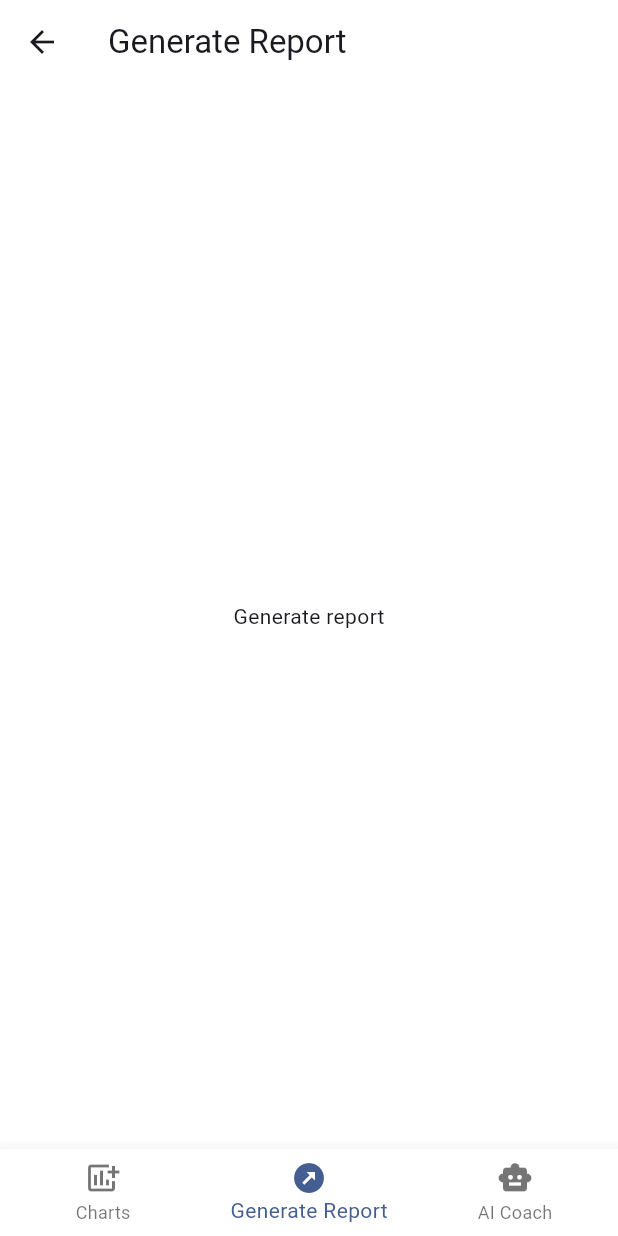
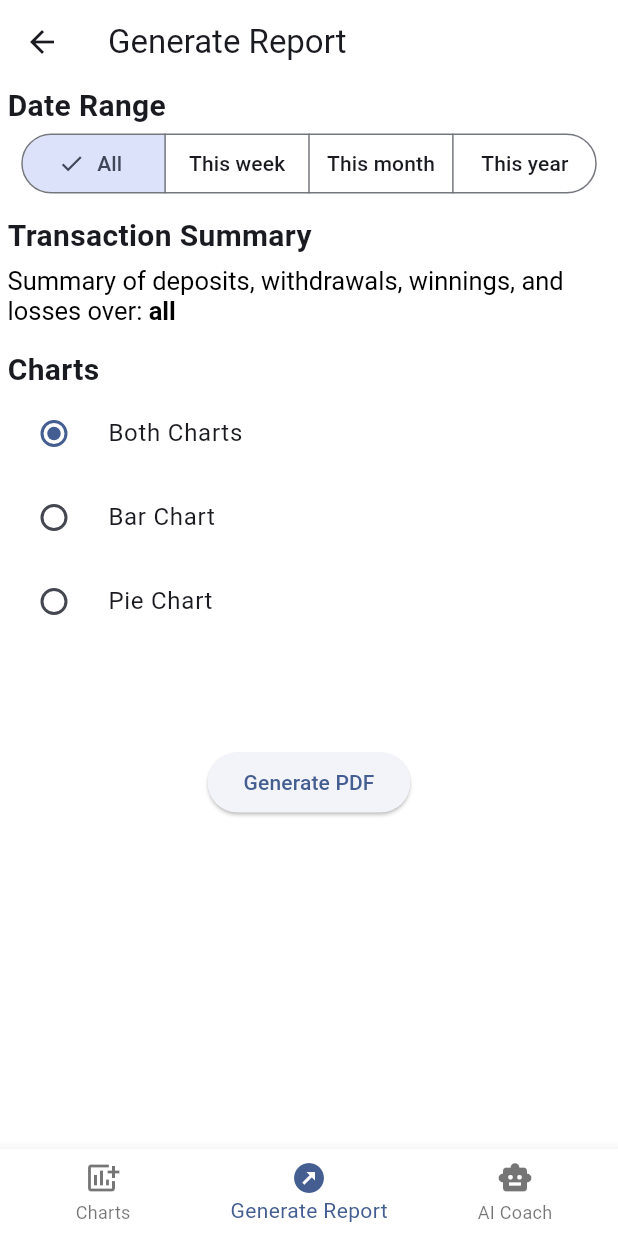
Before and after one commit to simong2/bet-better, a Flutter app: the MoreAnalysis screen opened directly, item 2 of the bottom bar chosen, on a phone screen of 412 x 824 dp. Run offline on Flutter 3.47's test engine with Material 3 defaults, Android fonts, the phone set to English and light mode, and no system bars; our stand-ins replace cloud_firestore, firebase_auth, firebase_core, fl_chart, flutter_dotenv, shared_preferences and 1 more; accounts and stored records are empty.

Commit message:
before adding pdf package

```diff
--- a/lib/screens/chatbot.dart
+++ b/lib/screens/chatbot.dart
@@ -10,7 +10,14 @@ class Chatbot extends StatefulWidget {
 }
 
 class _ChatbotState extends State<Chatbot> {
-  TextEditingController _questionController = TextEditingController();
+  late TextEditingController _questionController;
+
+  @override
+  void initState() {
+    // TODO: implement initState
+    super.initState();
+    _questionController = TextEditingController();
+  }
 
   Map<int, String> questionList = {
     1: "How do I set a budget for gambling?",
@@ -27,6 +34,13 @@ class _ChatbotState extends State<Chatbot> {
   bool light2 = false;
   bool light3 = false;
   bool light4 = false;
+
+  @override
+  void dispose() {
+    // TODO: implement dispose
+    _questionController.dispose();
+    super.dispose();
+  }
 
   @override
   Widget build(BuildContext context) {
@@ -98,7 +112,7 @@ class _ChatbotState extends State<Chatbot> {
                   builder: (context) {
                     return AlertDialog(
                       backgroundColor: Colors.white,
-                      title: const Text('Add Question'),
+                      title: const Text('Custom Question'),
                       content: TextField(
                         maxLength: 120,
                         maxLines: 3,
--- a/lib/screens/generate_report.dart
+++ b/lib/screens/generate_report.dart
@@ -8,10 +8,129 @@ class GenerateReport extends StatefulWidget {
 }
 
 class _GenerateReportState extends State<GenerateReport> {
+  Set<String> _datePicker = {'all'};
+
+  void _updateSelected(Set<String> newSelect) {
+    setState(() {
+      _datePicker = newSelect;
+      // print(_datePicker);
+    });
+  }
+
+  String _chartTypes = 'Both';
+
   @override
   Widget build(BuildContext context) {
-    return const Center(
-      child: Text('Generate report'),
+    double height = MediaQuery.sizeOf(context).height;
+    return SingleChildScrollView(
+      child: Center(
+        child: Column(
+          children: [
+            const Padding(
+              padding: EdgeInsets.only(left: 5.0),
+              child: Align(
+                alignment: Alignment.topLeft,
+                child: Text(
+                  'Date Range',
+                  style: TextStyle(
+                    fontSize: 20,
+                    fontWeight: FontWeight.bold,
+                  ),
+                ),
+              ),
+            ),
+            SegmentedButton(
+              segments: const [
+                ButtonSegment(value: 'all', label: Text('All')),
+                ButtonSegment(value: 'week', label: Text('This week')),
+                ButtonSegment(value: 'month', label: Text('This month')),
+                ButtonSegment(value: 'year', label: Text('This year')),
+              ],
+              selected: _datePicker,
+              onSelectionChanged: _updateSelected,
+            ),
+            const SizedBox(height: 10),
+            const Padding(
+              padding: EdgeInsets.only(left: 5.0),
+              child: Align(
+                alignment: Alignment.topLeft,
+                child: Text(
+                  'Transaction Summary',
+                  style: TextStyle(
+                    fontSize: 20,
+                    fontWeight: FontWeight.bold,
+                  ),
+                ),
+              ),
+            ),
+            Padding(
+              padding: const EdgeInsets.all(5.0),
+              child: RichText(
+                text: TextSpan(
+                  style: const TextStyle(color: Colors.black, fontSize: 17),
+                  children: [
+                    const TextSpan(
+                        text:
+                            'Summary of deposits, withdrawals, winnings, and losses over: '),
+                    TextSpan(
+                      text: _datePicker.elementAt(0),
+                      style: const TextStyle(
+                        fontWeight: FontWeight.bold,
+                      ),
+                    ),
+                  ],
+                ),
+              ),
+            ),
+            const SizedBox(height: 10),
+            const Padding(
+              padding: EdgeInsets.only(left: 5.0),
+              child: Align(
+                alignment: Alignment.topLeft,
+                child: Text(
+                  'Charts',
+                  style: TextStyle(
+                    fontSize: 20,
+                    fontWeight: FontWeight.bold,
+                  ),
+                ),
+              ),
+            ),
+            RadioListTile(
+              title: const Text('Both Charts'),
+              value: 'Both',
+              groupValue: _chartTypes,
+              onChanged: (value) {
+                setState(() {
+                  _chartTypes = value!;
+                });
+              },
+            ),
+            RadioListTile(
+              title: const Text('Bar Chart'),
+              value: 'Bar Chart',
+              groupValue: _chartTypes,
+              onChanged: (value) {
+                setState(() {
+                  _chartTypes = value!;
+                });
+              },
+            ),
+            RadioListTile(
+              title: const Text('Pie Chart'),
+              value: 'Pie Chart',
+              groupValue: _chartTypes,
+              onChanged: (value) {
+                setState(() {
+                  _chartTypes = value!;
+                });
+              },
+            ),
+            SizedBox(height: height / 12),
+            ElevatedButton(onPressed: () {}, child: const Text('Generate PDF'))
+          ],
+        ),
+      ),
     );
   }
 }
--- a/lib/screens/more_analysis.dart
+++ b/lib/screens/more_analysis.dart
@@ -26,7 +26,7 @@ class _MoreAnalysisState extends State<MoreAnalysis> {
 
   Set<String> _currChart = {'Bar Chart'};
 
-  void updateSelected(Set<String> newSelect) {
+  void _updateSelected(Set<String> newSelect) {
     setState(() {
       _currChart = newSelect;
       // print(_currChart);
@@ -70,7 +70,7 @@ class _MoreAnalysisState extends State<MoreAnalysis> {
                       ),
                     ],
                     selected: _currChart,
-                    onSelectionChanged: updateSelected,
+                    onSelectionChanged: _updateSelected,
                   ),
                   const SizedBox(height: 25),
                   FutureBuilder(
```
